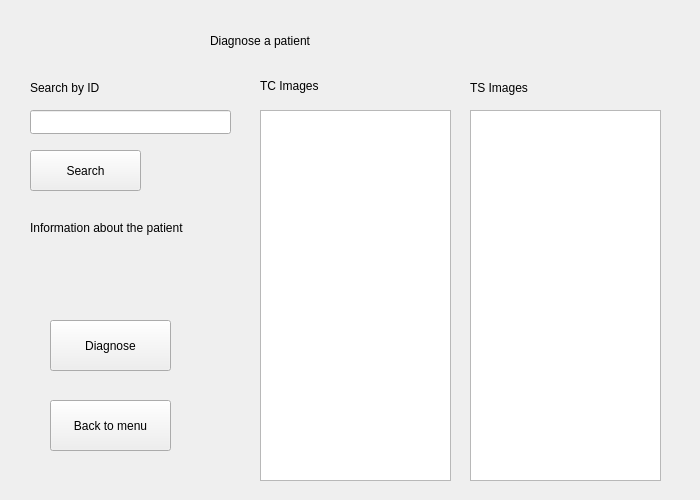
The window that asd/diagnosis.ui (rkishibe/diaggaze) describes before a commit, drawn with Qt 5.
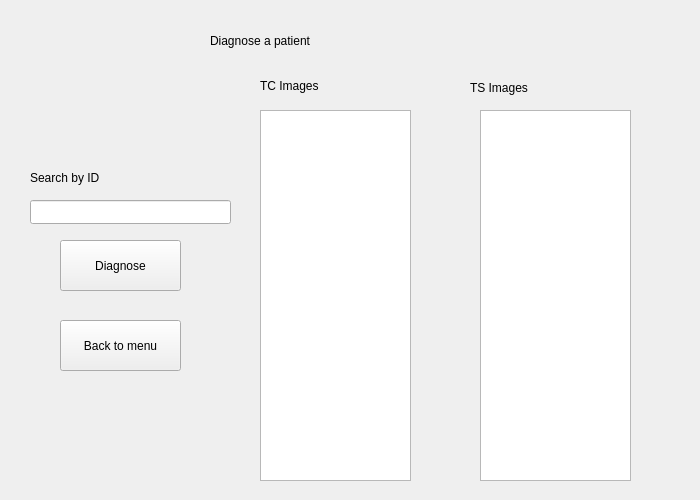
The same window after the commit.

What changed in the file:
```diff
--- a/asd/diagnosis.ui
+++ b/asd/diagnosis.ui
@@ -30,7 +30,7 @@
    <property name="geometry">
     <rect>
      <x>30</x>
-     <y>110</y>
+     <y>200</y>
      <width>201</width>
      <height>24</height>
     </rect>
@@ -40,7 +40,7 @@
    <property name="geometry">
     <rect>
      <x>30</x>
-     <y>80</y>
+     <y>170</y>
      <width>101</width>
      <height>16</height>
     </rect>
@@ -49,38 +49,12 @@
     <string>Search by ID</string>
    </property>
   </widget>
-  <widget class="QPushButton" name="pushButton">
-   <property name="geometry">
-    <rect>
-     <x>30</x>
-     <y>150</y>
-     <width>111</width>
-     <height>41</height>
-    </rect>
-   </property>
-   <property name="text">
-    <string>Search</string>
-   </property>
-  </widget>
-  <widget class="QLabel" name="label">
-   <property name="geometry">
-    <rect>
-     <x>30</x>
-     <y>220</y>
-     <width>181</width>
-     <height>16</height>
-    </rect>
-   </property>
-   <property name="text">
-    <string>Information about the patient</string>
-   </property>
-  </widget>
   <widget class="QTableWidget" name="tc_table">
    <property name="geometry">
     <rect>
      <x>260</x>
      <y>110</y>
-     <width>191</width>
+     <width>151</width>
      <height>371</height>
     </rect>
    </property>
@@ -88,35 +62,35 @@
   <widget class="QPushButton" name="back_button">
    <property name="geometry">
     <rect>
-     <x>50</x>
-     <y>400</y>
-     <width>121</width>
-     <height>51</height>
-    </rect>
-   </property>
-   <property name="text">
-    <string>Back to menu</string>
-   </property>
-  </widget>
-  <widget class="QPushButton" name="pushButton_2">
-   <property name="geometry">
-    <rect>
-     <x>50</x>
+     <x>60</x>
      <y>320</y>
      <width>121</width>
      <height>51</height>
     </rect>
    </property>
    <property name="text">
+    <string>Back to menu</string>
+   </property>
+  </widget>
+  <widget class="QPushButton" name="diagnosis_button">
+   <property name="geometry">
+    <rect>
+     <x>60</x>
+     <y>240</y>
+     <width>121</width>
+     <height>51</height>
+    </rect>
+   </property>
+   <property name="text">
     <string>Diagnose</string>
    </property>
   </widget>
   <widget class="QTableWidget" name="ts_table">
    <property name="geometry">
     <rect>
-     <x>470</x>
+     <x>480</x>
      <y>110</y>
-     <width>191</width>
+     <width>151</width>
      <height>371</height>
     </rect>
    </property>
```
